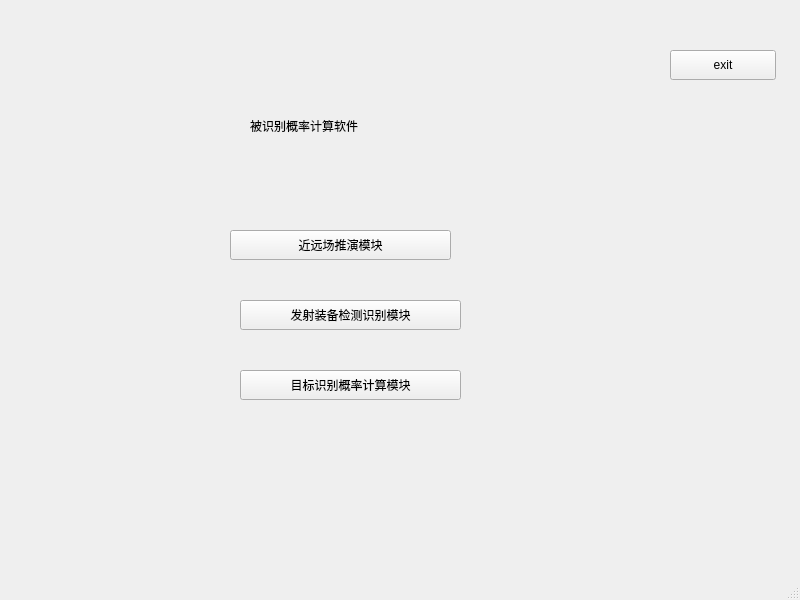
First picture: the form in v1/mainwin.ui, repository chongkuiqi/FTRP_app, before the edit.
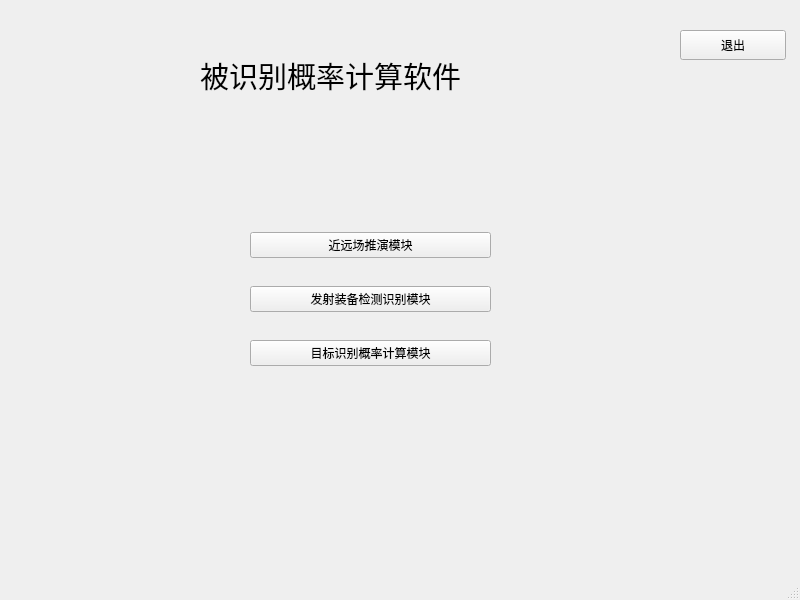
Second picture: the form after the edit.

Patch:
```diff
--- a/v1/mainwin.ui
+++ b/v1/mainwin.ui
@@ -17,67 +17,61 @@
    <widget class="QLabel" name="label">
     <property name="geometry">
      <rect>
-      <x>250</x>
-      <y>100</y>
-      <width>171</width>
+      <x>200</x>
+      <y>50</y>
+      <width>351</width>
       <height>51</height>
      </rect>
     </property>
     <property name="text">
-     <string>被识别概率计算软件</string>
+     <string>&lt;html&gt;&lt;head/&gt;&lt;body&gt;&lt;p&gt;&lt;span style=&quot; font-size:22pt;&quot;&gt;被识别概率计算软件&lt;/span&gt;&lt;/p&gt;&lt;/body&gt;&lt;/html&gt;</string>
     </property>
    </widget>
    <widget class="QPushButton" name="bu_exit">
     <property name="geometry">
      <rect>
-      <x>670</x>
-      <y>50</y>
+      <x>680</x>
+      <y>30</y>
       <width>106</width>
       <height>30</height>
      </rect>
     </property>
     <property name="text">
-     <string>exit</string>
+     <string>退出</string>
     </property>
    </widget>
+   <widget class="QWidget" name="">
+    <property name="geometry">
+     <rect>
+      <x>250</x>
+      <y>210</y>
+      <width>241</width>
+      <height>181</height>
+     </rect>
+    </property>
+    <layout class="QVBoxLayout" name="verticalLayout">
+     <item>
    <widget class="QPushButton" name="bu_deduction">
-    <property name="geometry">
-     <rect>
-      <x>230</x>
-      <y>230</y>
-      <width>221</width>
-      <height>30</height>
-     </rect>
-    </property>
     <property name="text">
      <string>近远场推演模块</string>
     </property>
    </widget>
+     </item>
+     <item>
    <widget class="QPushButton" name="bu_detection">
-    <property name="geometry">
-     <rect>
-      <x>240</x>
-      <y>300</y>
-      <width>221</width>
-      <height>30</height>
-     </rect>
-    </property>
     <property name="text">
      <string>发射装备检测识别模块</string>
     </property>
    </widget>
+     </item>
+     <item>
    <widget class="QPushButton" name="bu_probability">
-    <property name="geometry">
-     <rect>
-      <x>240</x>
-      <y>370</y>
-      <width>221</width>
-      <height>30</height>
-     </rect>
-    </property>
     <property name="text">
      <string>目标识别概率计算模块</string>
     </property>
+      </widget>
+     </item>
+    </layout>
    </widget>
   </widget>
   <widget class="QMenuBar" name="menubar">
```
Lines whose indentation alone changed are shown as unchanged.
